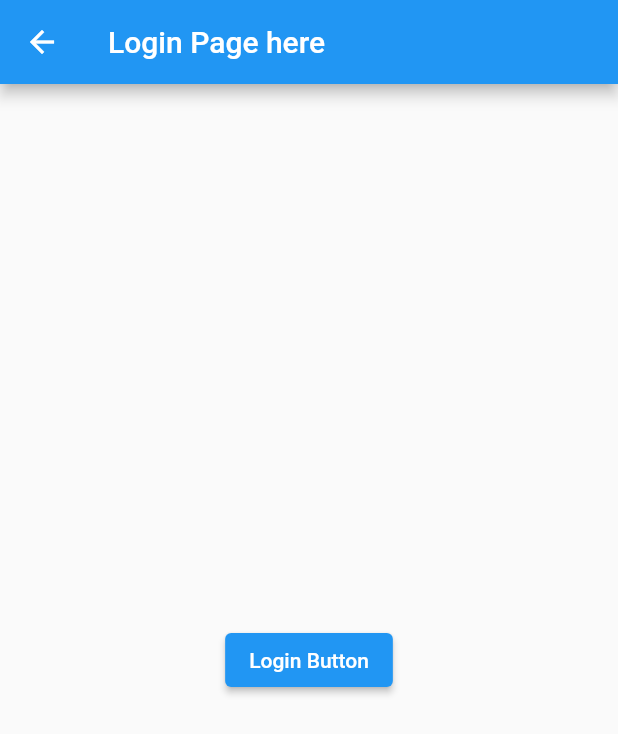
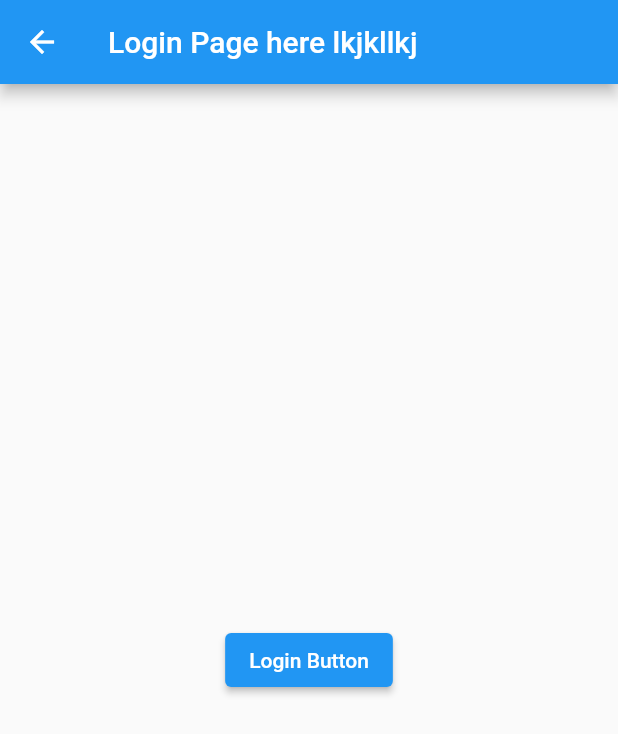
Before and after one commit to a123123r/flutter-practice-app, a Flutter app: the screen it shows after launch, on a phone screen of 412 x 824 dp. Shown: the top 734 px of the screen. Run offline on Flutter 3.47's test engine with Material 2 defaults, Android fonts, the phone set to English and light mode, and no system bars; our stand-ins replace shared_preferences.

Commit message:
changes text value

```diff
--- a/lib/screens/home.dart
+++ b/lib/screens/home.dart
@@ -96,7 +96,7 @@ class _MyHomePageState extends State<MyHomePage> {
             children: <Widget>[
               Text("Home Page"),
               Text("adsfasdfasf"),
-              Text("dddddddddddddddddddddddddddddd"),
+              Text("dddddddddddddddddddddddddddddd asdfasdfsd"),
               ElevatedButton(
                   onPressed: () {
                     getData();
--- a/lib/screens/login.dart
+++ b/lib/screens/login.dart
@@ -52,7 +52,7 @@ class _LoginState extends State<Login> {
   Widget build(BuildContext context) {
     return Scaffold(
       appBar: AppBar(
-        title: Text("Login Page here"),
+        title: Text("Login Page here lkjkllkj"),
       ),
       body: Center(
         child: ElevatedButton(
--- a/lib/screens/splash.dart
+++ b/lib/screens/splash.dart
@@ -31,7 +31,7 @@ class _SplashScreenState extends State<SplashScreen> {
             .push(MaterialPageRoute(builder: (context) => Login()));
       } else {
         Navigator.of(context)
-            .push(MaterialPageRoute(builder: (context) => MyHomePage(title: "title")));
+            .push(MaterialPageRoute(builder: (context) => MyHomePage(title: "title asdsfasdf")));
       }
     });
   }
```
